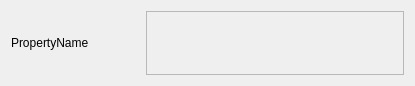
Old version of the form tools/editor/application/VadonEditor/UI/Model/Property/PropertyListEntry.ui in the repository janos-ijgyarto/vadon.
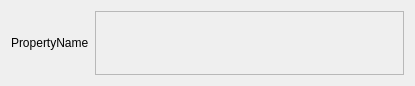
New version of the form.

Patch:
```diff
--- a/tools/editor/application/VadonEditor/UI/Model/Property/PropertyListEntry.ui
+++ b/tools/editor/application/VadonEditor/UI/Model/Property/PropertyListEntry.ui
@@ -13,9 +13,9 @@
   <property name="windowTitle">
    <string>PropertyListEntry</string>
   </property>
-  <layout class="QVBoxLayout" name="mainLayout" stretch="2">
+  <layout class="QVBoxLayout" name="mainLayout" stretch="0">
    <item>
-    <layout class="QHBoxLayout" name="headerHBox" stretch="1,2">
+    <layout class="QHBoxLayout" name="headerHBox" stretch="0,1">
      <item>
       <widget class="QLabel" name="label">
        <property name="text">
```
